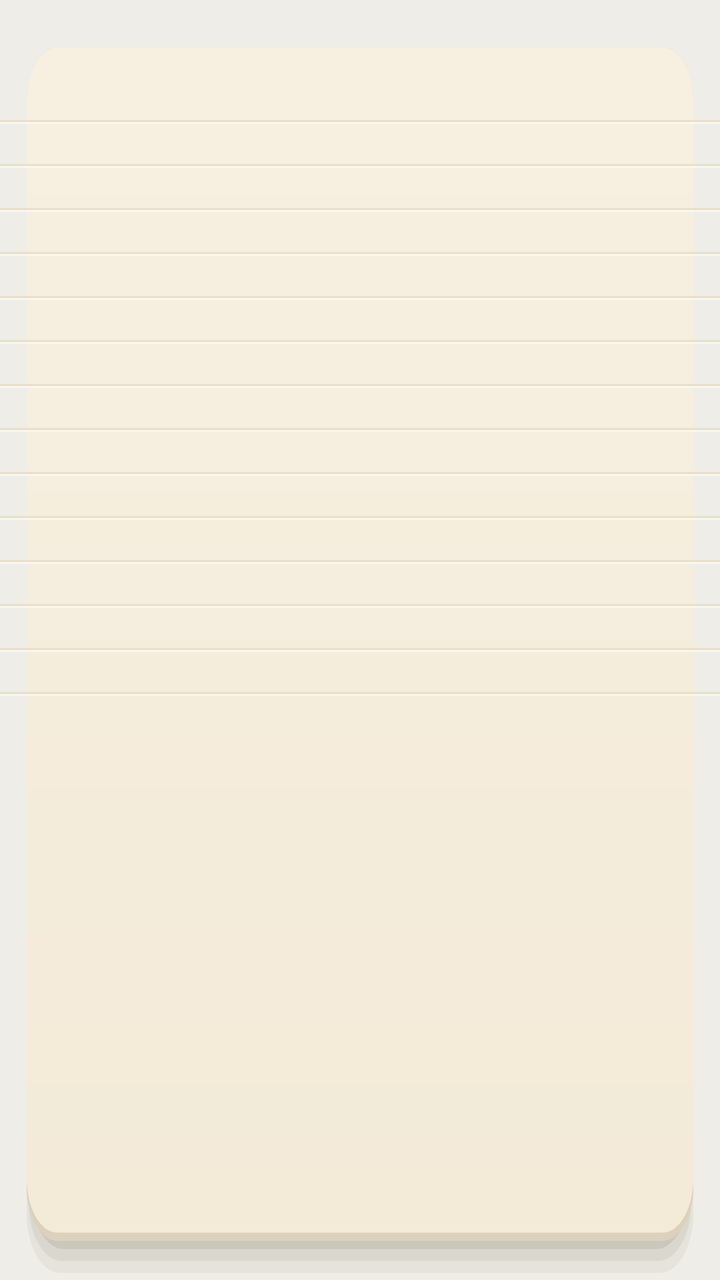
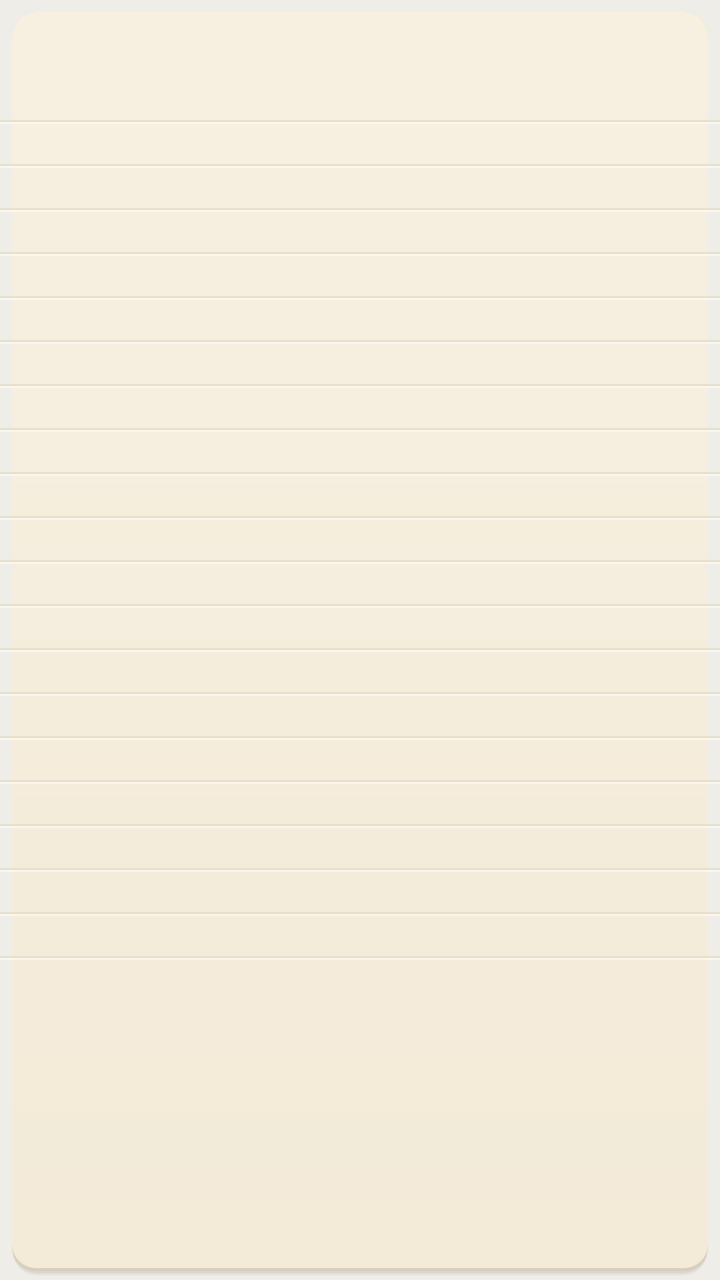

Two renders of the same Android screen: before a commit and after it. Below are the layout's source before the change and the commit's diff.
<!-- AndroidManifest.xml: application theme AppTheme -->
<!-- res/layout/card.xml -->
<?xml version="1.0" encoding="utf-8"?>
<FrameLayout xmlns:android="http://schemas.android.com/apk/res/android" android:id="@+id/card" android:layout_width="match_parent" android:layout_height="match_parent"
    android:background="@drawable/paper_cream">
    <LinearLayout android:id="@+id/content" android:layout_width="match_parent" android:layout_height="match_parent"
        android:orientation="vertical">
        <FrameLayout android:id="@+id/head" android:layout_width="match_parent" android:layout_height="40dp">
            <ImageView android:id="@+id/title" android:layout_width="wrap_content" android:layout_height="wrap_content"
                android:layout_gravity="bottom"/>
        </FrameLayout>
        <TextView android:id="@+id/err" android:layout_width="match_parent" android:layout_height="wrap_content"
            android:textSize="10sp" android:textColor="#B3261E" android:visibility="gone"/>
            <FrameLayout android:id="@+id/r0" android:layout_width="match_parent" android:layout_height="22dp" android:background="@drawable/rule">
                <ImageView android:id="@+id/t0" android:layout_width="wrap_content" android:layout_height="wrap_content"
                    android:layout_gravity="center_vertical" android:tint="#3B5BD6"/>
                <CheckBox android:id="@+id/c0" android:layout_width="40dp" android:layout_height="match_parent"
                    android:button="@null" android:background="@drawable/strike" android:minWidth="0dp" android:minHeight="0dp"
                    android:padding="0dp" android:text="" android:contentDescription="Strike line 1"/>
            </FrameLayout>
            <FrameLayout android:id="@+id/r1" android:layout_width="match_parent" android:layout_height="22dp" android:background="@drawable/rule">
                <ImageView android:id="@+id/t1" android:layout_width="wrap_content" android:layout_height="wrap_content"
                    android:layout_gravity="center_vertical" android:tint="#3B5BD6"/>
                <CheckBox android:id="@+id/c1" android:layout_width="40dp" android:layout_height="match_parent"
                    android:button="@null" android:background="@drawable/strike" android:minWidth="0dp" android:minHeight="0dp"
                    android:padding="0dp" android:text="" android:contentDescription="Strike line 2"/>
            </FrameLayout>
            <FrameLayout android:id="@+id/r2" android:layout_width="match_parent" android:layout_height="22dp" android:background="@drawable/rule">
                <ImageView android:id="@+id/t2" android:layout_width="wrap_content" android:layout_height="wrap_content"
                    android:layout_gravity="center_vertical" android:tint="#3B5BD6"/>
                <CheckBox android:id="@+id/c2" android:layout_width="40dp" android:layout_height="match_parent"
                    android:button="@null" android:background="@drawable/strike" android:minWidth="0dp" android:minHeight="0dp"
                    android:padding="0dp" android:text="" android:contentDescription="Strike line 3"/>
            </FrameLayout>
            <FrameLayout android:id="@+id/r3" android:layout_width="match_parent" android:layout_height="22dp" android:background="@drawable/rule">
                <ImageView android:id="@+id/t3" android:layout_width="wrap_content" android:layout_height="wrap_content"
                    android:layout_gravity="center_vertical" android:tint="#3B5BD6"/>
                <CheckBox android:id="@+id/c3" android:layout_width="40dp" android:layout_height="match_parent"
                    android:button="@null" android:background="@drawable/strike" android:minWidth="0dp" android:minHeight="0dp"
                    android:padding="0dp" android:text="" android:contentDescription="Strike line 4"/>
            </FrameLayout>
            <FrameLayout android:id="@+id/r4" android:layout_width="match_parent" android:layout_height="22dp" android:background="@drawable/rule">
                <ImageView android:id="@+id/t4" android:layout_width="wrap_content" android:layout_height="wrap_content"
                    android:layout_gravity="center_vertical" android:tint="#3B5BD6"/>
                <CheckBox android:id="@+id/c4" android:layout_width="40dp" android:layout_height="match_parent"
                    android:button="@null" android:background="@drawable/strike" android:minWidth="0dp" android:minHeight="0dp"
                    android:padding="0dp" android:text="" android:contentDescription="Strike line 5"/>
            </FrameLayout>
            <FrameLayout android:id="@+id/r5" android:layout_width="match_parent" android:layout_height="22dp" android:background="@drawable/rule">
                <ImageView android:id="@+id/t5" android:layout_width="wrap_content" android:layout_height="wrap_content"
                    android:layout_gravity="center_vertical" android:tint="#3B5BD6"/>
                <CheckBox android:id="@+id/c5" android:layout_width="40dp" android:layout_height="match_parent"
                    android:button="@null" android:background="@drawable/strike" android:minWidth="0dp" android:minHeight="0dp"
                    android:padding="0dp" android:text="" android:contentDescription="Strike line 6"/>
            </FrameLayout>
            <FrameLayout android:id="@+id/r6" android:layout_width="match_parent" android:layout_height="22dp" android:background="@drawable/rule">
                <ImageView android:id="@+id/t6" android:layout_width="wrap_content" android:layout_height="wrap_content"
                    android:layout_gravity="center_vertical" android:tint="#3B5BD6"/>
                <CheckBox android:id="@+id/c6" android:layout_width="40dp" android:layout_height="match_parent"
                    android:button="@null" android:background="@drawable/strike" android:minWidth="0dp" android:minHeight="0dp"
                    android:padding="0dp" android:text="" android:contentDescription="Strike line 7"/>
            </FrameLayout>
            <FrameLayout android:id="@+id/r7" android:layout_width="match_parent" android:layout_height="22dp" android:background="@drawable/rule">
                <ImageView android:id="@+id/t7" android:layout_width="wrap_content" android:layout_height="wrap_content"
                    android:layout_gravity="center_vertical" android:tint="#3B5BD6"/>
                <CheckBox android:id="@+id/c7" android:layout_width="40dp" android:layout_height="match_parent"
                    android:button="@null" android:background="@drawable/strike" android:minWidth="0dp" android:minHeight="0dp"
                    android:padding="0dp" android:text="" android:contentDescription="Strike line 8"/>
            </FrameLayout>
            <FrameLayout android:id="@+id/r8" android:layout_width="match_parent" android:layout_height="22dp" android:background="@drawable/rule">
                <ImageView android:id="@+id/t8" android:layout_width="wrap_content" android:layout_height="wrap_content"
                    android:layout_gravity="center_vertical" android:tint="#3B5BD6"/>
                <CheckBox android:id="@+id/c8" android:layout_width="40dp" android:layout_height="match_parent"
                    android:button="@null" android:background="@drawable/strike" android:minWidth="0dp" android:minHeight="0dp"
                    android:padding="0dp" android:text="" android:contentDescription="Strike line 9"/>
            </FrameLayout>
            <FrameLayout android:id="@+id/r9" android:layout_width="match_parent" android:layout_height="22dp" android:background="@drawable/rule">
                <ImageView android:id="@+id/t9" android:layout_width="wrap_content" android:layout_height="wrap_content"
                    android:layout_gravity="center_vertical" android:tint="#3B5BD6"/>
                <CheckBox android:id="@+id/c9" android:layout_width="40dp" android:layout_height="match_parent"
                    android:button="@null" android:background="@drawable/strike" android:minWidth="0dp" android:minHeight="0dp"
                    android:padding="0dp" android:text="" android:contentDescription="Strike line 10"/>
            </FrameLayout>
            <FrameLayout android:id="@+id/r10" android:layout_width="match_parent" android:layout_height="22dp" android:background="@drawable/rule">
                <ImageView android:id="@+id/t10" android:layout_width="wrap_content" android:layout_height="wrap_content"
                    android:layout_gravity="center_vertical" android:tint="#3B5BD6"/>
                <CheckBox android:id="@+id/c10" android:layout_width="40dp" android:layout_height="match_parent"
                    android:button="@null" android:background="@drawable/strike" android:minWidth="0dp" android:minHeight="0dp"
                    android:padding="0dp" android:text="" android:contentDescription="Strike line 11"/>
            </FrameLayout>
            <FrameLayout android:id="@+id/r11" android:layout_width="match_parent" android:layout_height="22dp" android:background="@drawable/rule">
                <ImageView android:id="@+id/t11" android:layout_width="wrap_content" android:layout_height="wrap_content"
                    android:layout_gravity="center_vertical" android:tint="#3B5BD6"/>
                <CheckBox android:id="@+id/c11" android:layout_width="40dp" android:layout_height="match_parent"
                    android:button="@null" android:background="@drawable/strike" android:minWidth="0dp" android:minHeight="0dp"
                    android:padding="0dp" android:text="" android:contentDescription="Strike line 12"/>
            </FrameLayout>
            <FrameLayout android:id="@+id/r12" android:layout_width="match_parent" android:layout_height="22dp" android:background="@drawable/rule">
                <ImageView android:id="@+id/t12" android:layout_width="wrap_content" android:layout_height="wrap_content"
                    android:layout_gravity="center_vertical" android:tint="#3B5BD6"/>
                <CheckBox android:id="@+id/c12" android:layout_width="40dp" android:layout_height="match_parent"
                    android:button="@null" android:background="@drawable/strike" android:minWidth="0dp" android:minHeight="0dp"
                    android:padding="0dp" android:text="" android:contentDescription="Strike line 13"/>
            </FrameLayout>
            <FrameLayout android:id="@+id/r13" android:layout_width="match_parent" android:layout_height="22dp" android:background="@drawable/rule">
                <ImageView android:id="@+id/t13" android:layout_width="wrap_content" android:layout_height="wrap_content"
                    android:layout_gravity="center_vertical" android:tint="#3B5BD6"/>
                <CheckBox android:id="@+id/c13" android:layout_width="40dp" android:layout_height="match_parent"
                    android:button="@null" android:background="@drawable/strike" android:minWidth="0dp" android:minHeight="0dp"
                    android:padding="0dp" android:text="" android:contentDescription="Strike line 14"/>
            </FrameLayout>
    </LinearLayout>
</FrameLayout>
<!-- resources referenced by this layout -->
<resources>
  <!-- drawable paper_cream (drawable) -->
  <?xml version="1.0" encoding="utf-8"?>
  <vector xmlns:android="http://schemas.android.com/apk/res/android" xmlns:aapt="http://schemas.android.com/aapt" android:width="108dp" android:height="108dp" android:viewportWidth="108" android:viewportHeight="108">
      <path android:pathData="M9.0,7.4 H99.0 A5,5 0 0 1 104.0,12.4 V102.4 A5,5 0 0 1 99.0,107.4 H9.0 A5,5 0 0 1 4.0,102.4 V12.4 A5,5 0 0 1 9.0,7.4 Z" android:fillColor="#3B2A10" android:fillAlpha="0.05"/><path android:pathData="M9.3,6.4 H98.7 A5,5 0 0 1 103.7,11.4 V101.4 A5,5 0 0 1 98.7,106.4 H9.3 A5,5 0 0 1 4.3,101.4 V11.4 A5,5 0 0 1 9.3,6.4 Z" android:fillColor="#3B2A10" android:fillAlpha="0.07"/><path android:pathData="M9.6,5.4 H98.4 A5,5 0 0 1 103.4,10.4 V100.4 A5,5 0 0 1 98.4,105.4 H9.6 A5,5 0 0 1 4.6,100.4 V10.4 A5,5 0 0 1 9.6,5.4 Z" android:fillColor="#3B2A10" android:fillAlpha="0.09"/>
      <path android:pathData="M8.6,4 H99.4 A4.6,4.6 0 0 1 104,8.6 V100.10000000000001 A4.6,4.6 0 0 1 99.4,104.7 H8.6 A4.6,4.6 0 0 1 4,100.10000000000001 V8.6 A4.6,4.6 0 0 1 8.6,4 Z" android:fillColor="#DCD1BC"/>
      <path android:pathData="M8.6,4 H99.4 A4.6,4.6 0 0 1 104,8.6 V99.4 A4.6,4.6 0 0 1 99.4,104 H8.6 A4.6,4.6 0 0 1 4,99.4 V8.6 A4.6,4.6 0 0 1 8.6,4 Z"><aapt:attr name="android:fillColor"><gradient android:type="linear" android:startX="54" android:startY="4" android:endX="54" android:endY="104"><item android:offset="0" android:color="#F7F0E1"/><item android:offset="1" android:color="#F3EAD8"/></gradient></aapt:attr></path>
  </vector>
  <!-- drawable rule (drawable) -->
  <?xml version="1.0" encoding="utf-8"?>
  <layer-list xmlns:android="http://schemas.android.com/apk/res/android">
      <item android:gravity="bottom" android:height="1dp" android:bottom="1dp"><shape><solid android:color="#E9E0CB"/></shape></item>
      <item android:gravity="bottom" android:height="1dp"><shape><solid android:color="#80FFFFFF"/></shape></item>
  </layer-list>
  <style name="AppTheme" parent="android:Theme.Material.Light.NoActionBar">
          <item name="android:windowBackground">@color/bg</item>
          <item name="android:statusBarColor">@color/bg</item>
          <item name="android:navigationBarColor">@color/bg</item>
          <item name="android:windowLightStatusBar">true</item>
          <item name="android:windowLightNavigationBar">true</item>
          <item name="android:colorAccent">#3B5BD6</item>
          <item name="android:textColorHighlight">#403B5BD6</item>
      </style>
  <!-- drawable strike_on (drawable) -->
  <?xml version="1.0" encoding="utf-8"?>
  <vector xmlns:android="http://schemas.android.com/apk/res/android" android:width="100dp" android:height="22dp" android:viewportWidth="100" android:viewportHeight="22">
      <path android:name="s" android:pathData="M1,13.2 C14,11.6 26,13.4 40,11.8 C54,10.4 66,12.6 80,11 C88,10.2 94,10.8 99,9.8" android:strokeColor="@color/ink_dark" android:strokeWidth="2.1"
          android:strokeLineCap="round" android:fillColor="#00000000" android:trimPathEnd="1"/>
  </vector>
  <!-- drawable strike_off (drawable) -->
  <?xml version="1.0" encoding="utf-8"?>
  <vector xmlns:android="http://schemas.android.com/apk/res/android" android:width="100dp" android:height="22dp" android:viewportWidth="100" android:viewportHeight="22">
      <path android:name="s" android:pathData="M1,13.2 C14,11.6 26,13.4 40,11.8 C54,10.4 66,12.6 80,11 C88,10.2 94,10.8 99,9.8" android:strokeColor="@color/ink_dark" android:strokeWidth="2.1"
          android:strokeLineCap="round" android:fillColor="#00000000" android:trimPathEnd="0"/>
  </vector>
  <color name="bg">#EFEDE7</color>
  <color name="ink_dark">#3B5BD6</color>
  <!-- unchanged entries left out for length: 3 -->
</resources>

<!-- the commit's change to res/layout/card.xml (unified diff, before → after) -->
@@ -1,6 +1,6 @@
 <?xml version="1.0" encoding="utf-8"?>
 <FrameLayout xmlns:android="http://schemas.android.com/apk/res/android" android:id="@+id/card" android:layout_width="match_parent" android:layout_height="match_parent"
-    android:background="@drawable/paper_cream">
+    android:background="@drawable/paper_cream" android:padding="0dp">
     <LinearLayout android:id="@+id/content" android:layout_width="match_parent" android:layout_height="match_parent"
         android:orientation="vertical">
         <FrameLayout android:id="@+id/head" android:layout_width="match_parent" android:layout_height="40dp">
@@ -107,5 +107,47 @@
                     android:button="@null" android:background="@drawable/strike" android:minWidth="0dp" android:minHeight="0dp"
                     android:padding="0dp" android:text="" android:contentDescription="Strike line 14"/>
             </FrameLayout>
+            <FrameLayout android:id="@+id/r14" android:layout_width="match_parent" android:layout_height="22dp" android:background="@drawable/rule">
+                <ImageView android:id="@+id/t14" android:layout_width="wrap_content" android:layout_height="wrap_content"
+                    android:layout_gravity="center_vertical" android:tint="#3B5BD6"/>
+                <CheckBox android:id="@+id/c14" android:layout_width="40dp" android:layout_height="match_parent"
+                    android:button="@null" android:background="@drawable/strike" android:minWidth="0dp" android:minHeight="0dp"
+                    android:padding="0dp" android:text="" android:contentDescription="Strike line 15"/>
+            </FrameLayout>
+            <FrameLayout android:id="@+id/r15" android:layout_width="match_parent" android:layout_height="22dp" android:background="@drawable/rule">
+                <ImageView android:id="@+id/t15" android:layout_width="wrap_content" android:layout_height="wrap_content"
+                    android:layout_gravity="center_vertical" android:tint="#3B5BD6"/>
+                <CheckBox android:id="@+id/c15" android:layout_width="40dp" android:layout_height="match_parent"
+                    android:button="@null" android:background="@drawable/strike" android:minWidth="0dp" android:minHeight="0dp"
+                    android:padding="0dp" android:text="" android:contentDescription="Strike line 16"/>
+            </FrameLayout>
+            <FrameLayout android:id="@+id/r16" android:layout_width="match_parent" android:layout_height="22dp" android:background="@drawable/rule">
+                <ImageView android:id="@+id/t16" android:layout_width="wrap_content" android:layout_height="wrap_content"
+                    android:layout_gravity="center_vertical" android:tint="#3B5BD6"/>
+                <CheckBox android:id="@+id/c16" android:layout_width="40dp" android:layout_height="match_parent"
+                    android:button="@null" android:background="@drawable/strike" android:minWidth="0dp" android:minHeight="0dp"
+                    android:padding="0dp" android:text="" android:contentDescription="Strike line 17"/>
+            </FrameLayout>
+            <FrameLayout android:id="@+id/r17" android:layout_width="match_parent" android:layout_height="22dp" android:background="@drawable/rule">
+                <ImageView android:id="@+id/t17" android:layout_width="wrap_content" android:layout_height="wrap_content"
+                    android:layout_gravity="center_vertical" android:tint="#3B5BD6"/>
+                <CheckBox android:id="@+id/c17" android:layout_width="40dp" android:layout_height="match_parent"
+                    android:button="@null" android:background="@drawable/strike" android:minWidth="0dp" android:minHeight="0dp"
+                    android:padding="0dp" android:text="" android:contentDescription="Strike line 18"/>
+            </FrameLayout>
+            <FrameLayout android:id="@+id/r18" android:layout_width="match_parent" android:layout_height="22dp" android:background="@drawable/rule">
+                <ImageView android:id="@+id/t18" android:layout_width="wrap_content" android:layout_height="wrap_content"
+                    android:layout_gravity="center_vertical" android:tint="#3B5BD6"/>
+                <CheckBox android:id="@+id/c18" android:layout_width="40dp" android:layout_height="match_parent"
+                    android:button="@null" android:background="@drawable/strike" android:minWidth="0dp" android:minHeight="0dp"
+                    android:padding="0dp" android:text="" android:contentDescription="Strike line 19"/>
+            </FrameLayout>
+            <FrameLayout android:id="@+id/r19" android:layout_width="match_parent" android:layout_height="22dp" android:background="@drawable/rule">
+                <ImageView android:id="@+id/t19" android:layout_width="wrap_content" android:layout_height="wrap_content"
+                    android:layout_gravity="center_vertical" android:tint="#3B5BD6"/>
+                <CheckBox android:id="@+id/c19" android:layout_width="40dp" android:layout_height="match_parent"
+                    android:button="@null" android:background="@drawable/strike" android:minWidth="0dp" android:minHeight="0dp"
+                    android:padding="0dp" android:text="" android:contentDescription="Strike line 20"/>
+            </FrameLayout>
     </LinearLayout>
 </FrameLayout>
<!-- resource entries referenced after the edit -->
@@ -2,11 +2,18 @@
 <resources>
   <!-- drawable paper_cream (drawable) -->
   <?xml version="1.0" encoding="utf-8"?>
-  <vector xmlns:android="http://schemas.android.com/apk/res/android" xmlns:aapt="http://schemas.android.com/aapt" android:width="108dp" android:height="108dp" android:viewportWidth="108" android:viewportHeight="108">
-      <path android:pathData="M9.0,7.4 H99.0 A5,5 0 0 1 104.0,12.4 V102.4 A5,5 0 0 1 99.0,107.4 H9.0 A5,5 0 0 1 4.0,102.4 V12.4 A5,5 0 0 1 9.0,7.4 Z" android:fillColor="#3B2A10" android:fillAlpha="0.05"/><path android:pathData="M9.3,6.4 H98.7 A5,5 0 0 1 103.7,11.4 V101.4 A5,5 0 0 1 98.7,106.4 H9.3 A5,5 0 0 1 4.3,101.4 V11.4 A5,5 0 0 1 9.3,6.4 Z" android:fillColor="#3B2A10" android:fillAlpha="0.07"/><path android:pathData="M9.6,5.4 H98.4 A5,5 0 0 1 103.4,10.4 V100.4 A5,5 0 0 1 98.4,105.4 H9.6 A5,5 0 0 1 4.6,100.4 V10.4 A5,5 0 0 1 9.6,5.4 Z" android:fillColor="#3B2A10" android:fillAlpha="0.09"/>
-      <path android:pathData="M8.6,4 H99.4 A4.6,4.6 0 0 1 104,8.6 V100.10000000000001 A4.6,4.6 0 0 1 99.4,104.7 H8.6 A4.6,4.6 0 0 1 4,100.10000000000001 V8.6 A4.6,4.6 0 0 1 8.6,4 Z" android:fillColor="#DCD1BC"/>
-      <path android:pathData="M8.6,4 H99.4 A4.6,4.6 0 0 1 104,8.6 V99.4 A4.6,4.6 0 0 1 99.4,104 H8.6 A4.6,4.6 0 0 1 4,99.4 V8.6 A4.6,4.6 0 0 1 8.6,4 Z"><aapt:attr name="android:fillColor"><gradient android:type="linear" android:startX="54" android:startY="4" android:endX="54" android:endY="104"><item android:offset="0" android:color="#F7F0E1"/><item android:offset="1" android:color="#F3EAD8"/></gradient></aapt:attr></path>
-  </vector>
+  <layer-list xmlns:android="http://schemas.android.com/apk/res/android">
+      <item android:left="6.6dp" android:right="6.6dp" android:top="9.6dp" android:bottom="2.4dp">
+          <shape><corners android:radius="12dp"/><solid android:color="#0D3B2A10"/></shape></item>
+      <item android:left="6.4dp" android:right="6.4dp" android:top="8.2dp" android:bottom="3.6dp">
+          <shape><corners android:radius="12dp"/><solid android:color="#123B2A10"/></shape></item>
+      <item android:left="6.2dp" android:right="6.2dp" android:top="7.0dp" android:bottom="4.8dp">
+          <shape><corners android:radius="12dp"/><solid android:color="#173B2A10"/></shape></item>
+      <item android:left="6dp" android:right="6dp" android:top="6dp" android:bottom="5.3dp">
+          <shape><corners android:radius="12dp"/><solid android:color="#DCD1BC"/></shape></item>
+      <item android:left="6dp" android:right="6dp" android:top="6dp" android:bottom="6dp">
+          <shape><corners android:radius="12dp"/><gradient android:angle="270" android:startColor="#F7F0E1" android:endColor="#F3EAD8"/></shape></item>
+  </layer-list>
   <!-- drawable rule (drawable) -->
   <?xml version="1.0" encoding="utf-8"?>
   <layer-list xmlns:android="http://schemas.android.com/apk/res/android">
